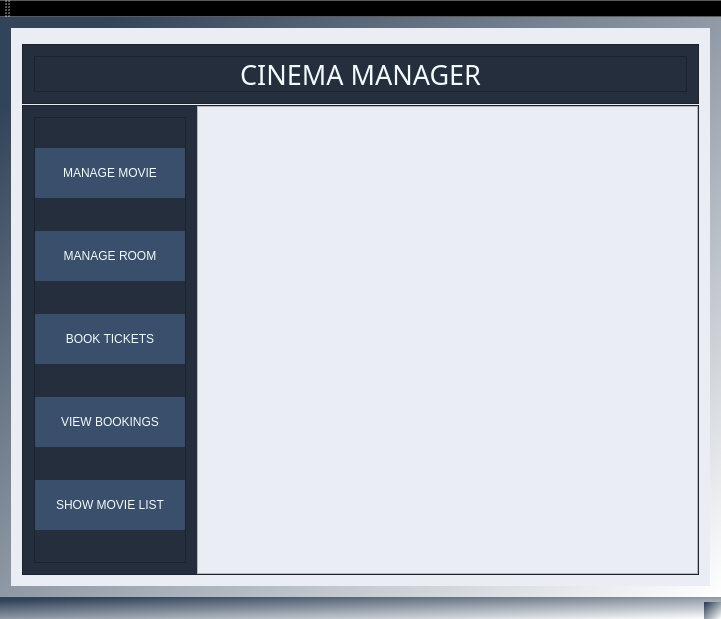
Before: the Qt Designer form MovieTicketManagementSystem/MainWindow.ui in ZuzannaZawartka/movie-ticket-management-system, drawn with Qt 5.
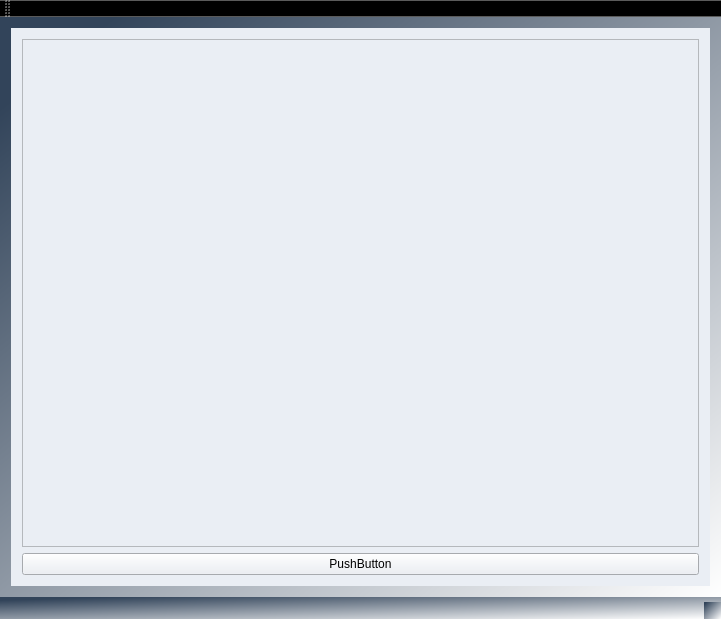
After: the same form once the commit is applied. The open tabs and pages were chosen to show the change.

Commit message: feat: class Seat, generating seats from file. onClick doesn't work

Patch:
```diff
--- a/MovieTicketManagementSystem/MainWindow.ui
+++ b/MovieTicketManagementSystem/MainWindow.ui
@@ -299,6 +299,40 @@
         </item>
        </layout>
       </widget>
+      <widget class="QWidget" name="reserveSeatsWindow">
+       <layout class="QGridLayout" name="gridLayout_4">
+        <item row="0" column="1">
+         <layout class="QHBoxLayout" name="horizontalLayout_5">
+          <item>
+           <layout class="QVBoxLayout" name="verticalLayout_19">
+            <item>
+             <widget class="QFrame" name="frame">
+              <property name="frameShape">
+               <enum>QFrame::Shape::StyledPanel</enum>
+              </property>
+              <property name="frameShadow">
+               <enum>QFrame::Shadow::Raised</enum>
+              </property>
+              <layout class="QGridLayout" name="gridLayout_8">
+               <item row="0" column="0">
+                <layout class="QGridLayout" name="reserveSeatsGrid"/>
+               </item>
+              </layout>
+             </widget>
+            </item>
+           </layout>
+          </item>
+         </layout>
+        </item>
+        <item row="1" column="1">
+         <widget class="QPushButton" name="pushButton">
+          <property name="text">
+           <string>PushButton</string>
+          </property>
+         </widget>
+        </item>
+       </layout>
+      </widget>
       <widget class="QWidget" name="manageMovieWindow">
        <layout class="QVBoxLayout" name="verticalLayout">
         <item>
```
Left out of the diff: 25 changed lines with no effect on the pictures. The commit also changes 8 other files.
